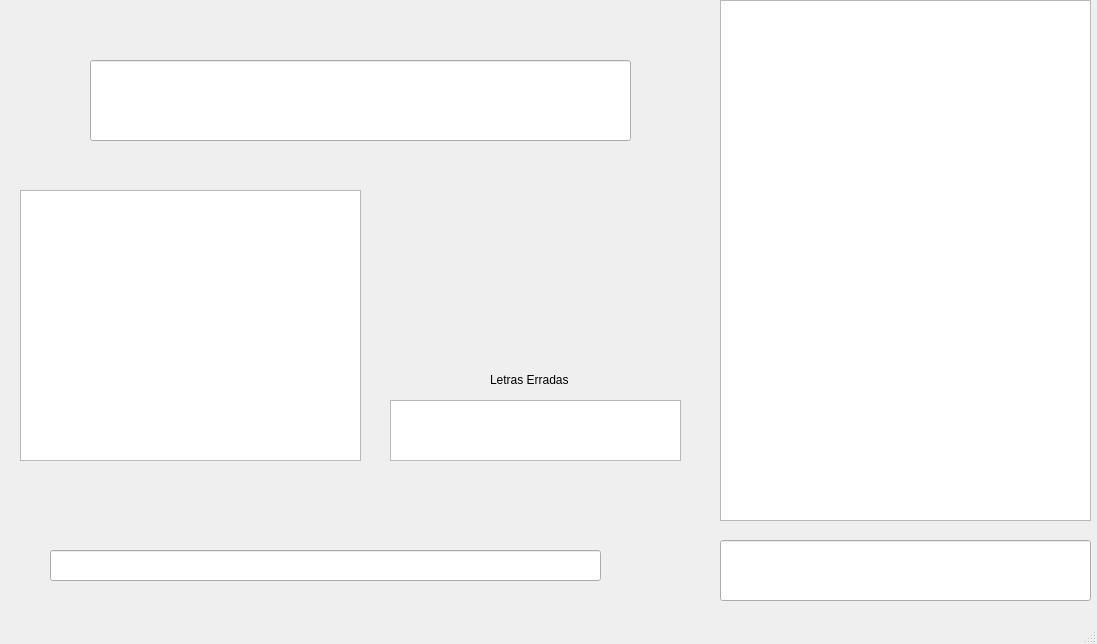
This is clientcomui/mainwindow.ui in thpablo/TP_Redes_Forca_TCP as Qt 5 draws it before an edit. The edited form follows.
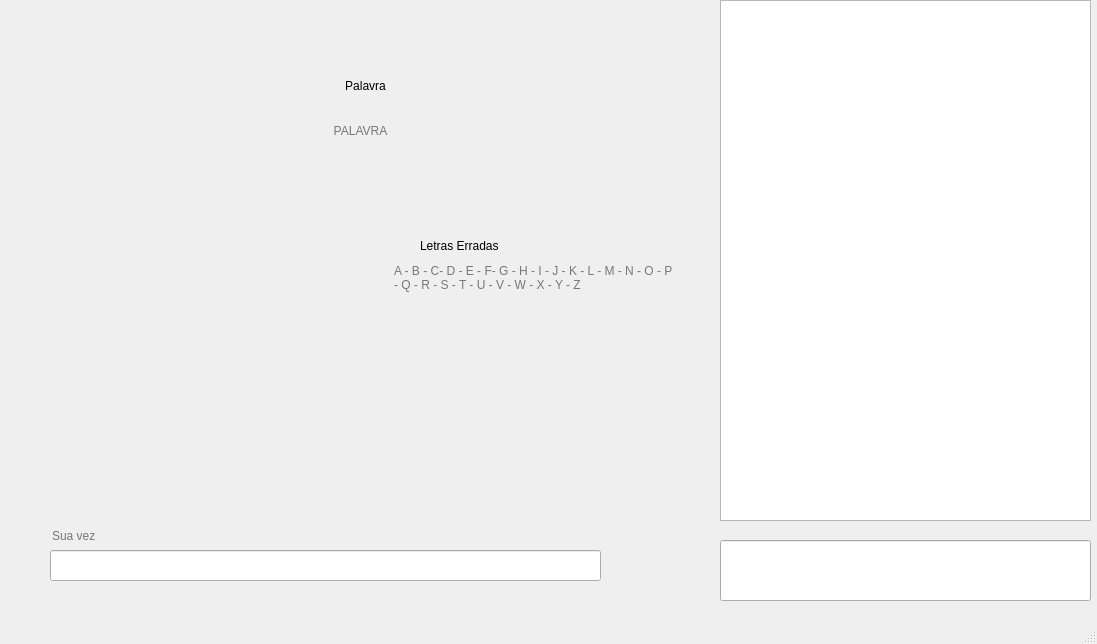
This is the edited form.

```diff
--- a/clientcomui/mainwindow.ui
+++ b/clientcomui/mainwindow.ui
@@ -36,6 +36,12 @@
       <height>271</height>
      </rect>
     </property>
+    <property name="styleSheet">
+     <string notr="true">background: transparent; border: none;</string>
+    </property>
+    <property name="interactive">
+     <bool>false</bool>
+    </property>
    </widget>
    <widget class="QTextEdit" name="chatLogs">
     <property name="geometry">
@@ -64,24 +70,37 @@
     <property name="geometry">
      <rect>
       <x>390</x>
-      <y>400</y>
+      <y>260</y>
       <width>291</width>
-      <height>61</height>
+      <height>81</height>
      </rect>
     </property>
+    <property name="styleSheet">
+     <string notr="true">background: transparent; border: none;
+font: 14pt &quot;Sans Serif&quot;;</string>
+    </property>
+    <property name="lineWrapMode">
+     <enum>QTextEdit::LineWrapMode::NoWrap</enum>
+    </property>
     <property name="readOnly">
      <bool>true</bool>
     </property>
+    <property name="placeholderText">
+     <string>A - B - C- D - E - F- G - H - I - J - K - L - M - N - O - P - Q - R - S - T - U - V - W - X - Y - Z</string>
+    </property>
    </widget>
    <widget class="QLabel" name="label">
     <property name="geometry">
      <rect>
-      <x>490</x>
-      <y>370</y>
-      <width>91</width>
-      <height>20</height>
+      <x>420</x>
+      <y>230</y>
+      <width>211</width>
+      <height>31</height>
      </rect>
     </property>
+    <property name="styleSheet">
+     <string notr="true">font: 22pt &quot;Sans Serif&quot;;</string>
+    </property>
     <property name="text">
      <string>Letras Erradas</string>
     </property>
@@ -100,10 +119,159 @@
     <property name="geometry">
      <rect>
       <x>90</x>
-      <y>60</y>
+      <y>90</y>
       <width>541</width>
       <height>81</height>
      </rect>
+    </property>
+    <property name="palette">
+     <palette>
+      <active>
+       <colorrole role="Button">
+        <brush brushstyle="SolidPattern">
+         <color alpha="0">
+          <red>0</red>
+          <green>0</green>
+          <blue>0</blue>
+         </color>
+        </brush>
+       </colorrole>
+       <colorrole role="Base">
+        <brush brushstyle="SolidPattern">
+         <color alpha="0">
+          <red>0</red>
+          <green>0</green>
+          <blue>0</blue>
+         </color>
+        </brush>
+       </colorrole>
+       <colorrole role="Window">
+        <brush brushstyle="SolidPattern">
+         <color alpha="0">
+          <red>0</red>
+          <green>0</green>
+          <blue>0</blue>
+         </color>
+        </brush>
+       </colorrole>
+      </active>
+      <inactive>
+       <colorrole role="Button">
+        <brush brushstyle="SolidPattern">
+         <color alpha="0">
+          <red>0</red>
+          <green>0</green>
+          <blue>0</blue>
+         </color>
+        </brush>
+       </colorrole>
+       <colorrole role="Base">
+        <brush brushstyle="SolidPattern">
+         <color alpha="0">
+          <red>0</red>
+          <green>0</green>
+          <blue>0</blue>
+         </color>
+        </brush>
+       </colorrole>
+       <colorrole role="Window">
+        <brush brushstyle="SolidPattern">
+         <color alpha="0">
+          <red>0</red>
+          <green>0</green>
+          <blue>0</blue>
+         </color>
+        </brush>
+       </colorrole>
+      </inactive>
+      <disabled>
+       <colorrole role="Button">
+        <brush brushstyle="SolidPattern">
+         <color alpha="0">
+          <red>0</red>
+          <green>0</green>
+          <blue>0</blue>
+         </color>
+        </brush>
+       </colorrole>
+       <colorrole role="Base">
+        <brush brushstyle="SolidPattern">
+         <color alpha="0">
+          <red>0</red>
+          <green>0</green>
+          <blue>0</blue>
+         </color>
+        </brush>
+       </colorrole>
+       <colorrole role="Window">
+        <brush brushstyle="SolidPattern">
+         <color alpha="0">
+          <red>0</red>
+          <green>0</green>
+          <blue>0</blue>
+         </color>
+        </brush>
+       </colorrole>
+      </disabled>
+     </palette>
+    </property>
+    <property name="autoFillBackground">
+     <bool>false</bool>
+    </property>
+    <property name="styleSheet">
+     <string notr="true">font: 28pt &quot;Sans Serif&quot;;
+background: transparent; border: none;</string>
+    </property>
+    <property name="alignment">
+     <set>Qt::AlignmentFlag::AlignCenter</set>
+    </property>
+    <property name="readOnly">
+     <bool>true</bool>
+    </property>
+    <property name="placeholderText">
+     <string>PALAVRA</string>
+    </property>
+   </widget>
+   <widget class="QLineEdit" name="ServerMessages">
+    <property name="geometry">
+     <rect>
+      <x>50</x>
+      <y>520</y>
+      <width>551</width>
+      <height>31</height>
+     </rect>
+    </property>
+    <property name="styleSheet">
+     <string notr="true">background: transparent; border: none;
+font: 14pt &quot;Sans Serif&quot;;</string>
+    </property>
+    <property name="text">
+     <string/>
+    </property>
+    <property name="readOnly">
+     <bool>true</bool>
+    </property>
+    <property name="placeholderText">
+     <string>Sua vez</string>
+    </property>
+   </widget>
+   <widget class="QLabel" name="labelWord">
+    <property name="geometry">
+     <rect>
+      <x>260</x>
+      <y>70</y>
+      <width>211</width>
+      <height>31</height>
+     </rect>
+    </property>
+    <property name="styleSheet">
+     <string notr="true">font: 22pt &quot;Sans Serif&quot;;</string>
+    </property>
+    <property name="text">
+     <string>Palavra</string>
+    </property>
+    <property name="alignment">
+     <set>Qt::AlignmentFlag::AlignCenter</set>
     </property>
    </widget>
   </widget>
```
Left out of the diff: 5 changed lines with no effect on the pictures.
